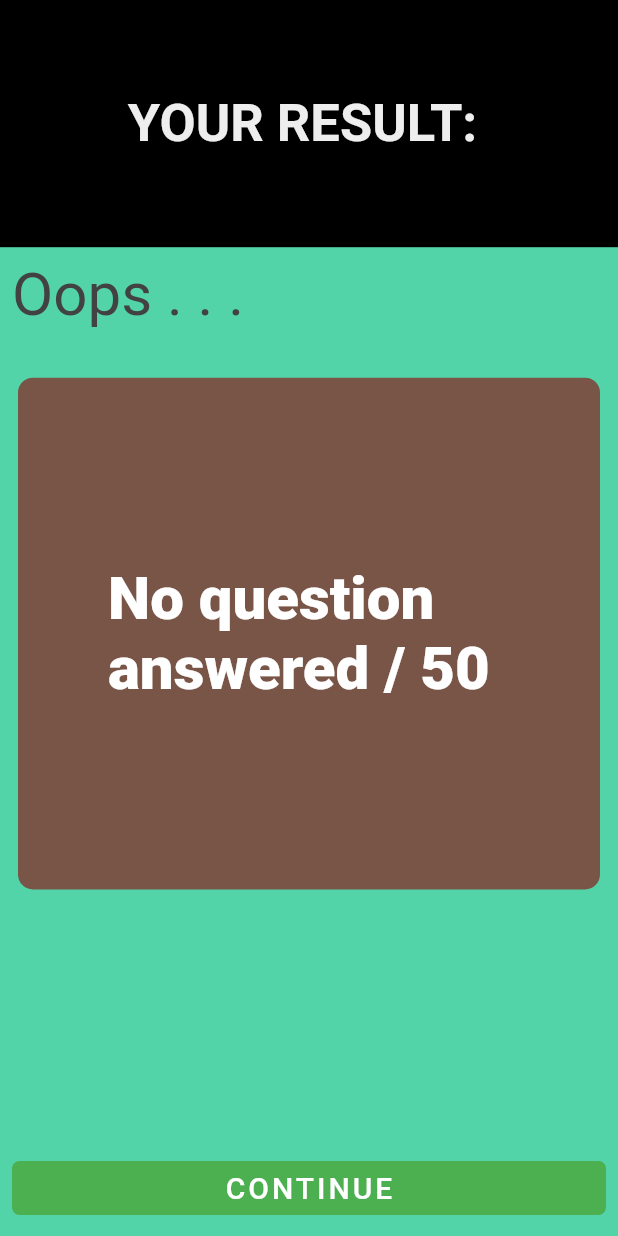
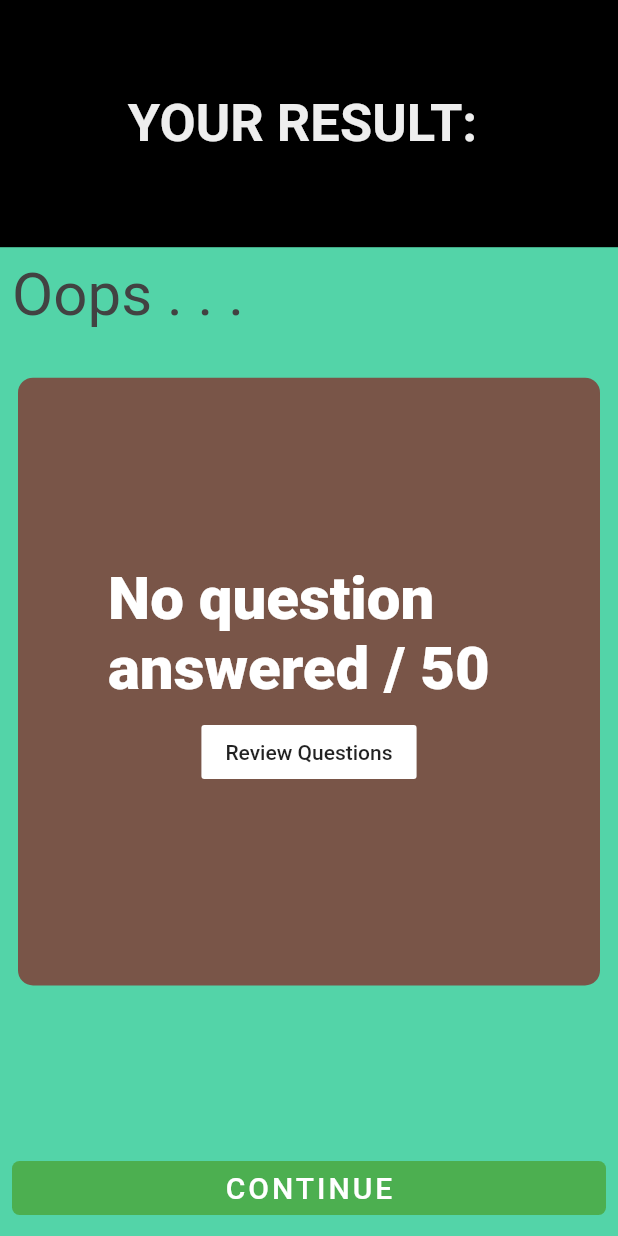
Before and after one commit to wisdom209/O-Level-Quiz-App, a Flutter app: the Questions screen opened directly, after a tap on "Done", on a phone screen of 412 x 824 dp. Run offline on Flutter 3.47's test engine with Material 2 defaults, Android fonts, the phone set to English and light mode, and no system bars; our stand-ins replace flutter_svg, get, google_fonts, hive, hive_flutter; missing offline and left inert: countdown_flutter, flutter_math, flutter_tex; accounts and stored records are empty; generated files the repository leaves out were written again; network calls fail; project files that could hold a hidden picture were left out.

Commit message:
Added review exercise questions

```diff
--- a/quiz_app/lib/Components/ProgressContainer.dart
+++ b/quiz_app/lib/Components/ProgressContainer.dart
@@ -90,7 +90,7 @@ class _ProgressContainerState extends State<ProgressContainer> {
                                 "Exam Mode",
                                 style: TextStyle(
                                     fontWeight: FontWeight.bold,
-                                    fontStyle: FontStyle.italic,
+                                    fontStyle: FontStyle.normal,
                                     fontSize: 25),
                               )),
                         ),
--- a/quiz_app/lib/Screens/Home.dart
+++ b/quiz_app/lib/Screens/Home.dart
@@ -23,7 +23,6 @@ class _HomeState extends State<Home> {
     super.initState();
     HiveManipulation().init();
     HiveManipulation().register();
-
     Timer(Duration(seconds: 3), () {
       Get.offAll(SelectUser());
     });
--- a/quiz_app/lib/Screens/Questions.dart
+++ b/quiz_app/lib/Screens/Questions.dart
@@ -171,32 +171,17 @@ class _QuestionsState extends State<Questions>
                 );
               } else if (snapshot.hasData) {
                 var questionData = jsonDecode(snapshot.data.toString());
-                BusinessLogicClass().getTheQuestionsRequested(
-                    questionData: questionData, year: year);
 
-                //TODO: FOR REVIEW; A FUTURE IMPLEMENTATION
-                // if (BusinessLogicClass()
-                //         .getTheQuestionsRequested(
-                //             questionData: questionData, year: year)
-                //         .length <
-                //     1) {
-                //   return Center(
-                //     child: Text("No questions to review"),
-                //   );
-                // }
-                // print(_questionControllerInstance.subjectedSelected.value);
+                var questionsRequested = BusinessLogicClass()
+                    .getTheQuestionsRequested(
+                        questionData: questionData, year: year);
 
                 return Container(
                   child: ListView.builder(
                     addAutomaticKeepAlives: true,
                     addRepaintBoundaries: true,
-                    itemCount: BusinessLogicClass()
-                        .getTheQuestionsRequested(
-                            questionData: questionData, year: year)
-                        .length,
-                    itemBuilder: (context, index) => BusinessLogicClass()
-                        .getTheQuestionsRequested(
-                            questionData: questionData, year: year)[index],
+                    itemCount: questionsRequested.length,
+                    itemBuilder: (context, index) => questionsRequested[index],
                   ),
                 );
               }
--- a/quiz_app/lib/Screens/ResultScreen.dart
+++ b/quiz_app/lib/Screens/ResultScreen.dart
@@ -1,13 +1,16 @@
 import 'package:flutter/material.dart';
 import 'package:get/get.dart';
 import 'package:get/route_manager.dart';
+import 'package:quiz_app/GetController/QuestionController.dart';
 
 import '../Constants/AppConstants.dart';
 import '../businessLogic/BusinessLogicClass.dart';
 import 'Dashboard.dart';
+import 'Questions.dart';
 
 class ResultScreen extends StatelessWidget {
   //const ResultScreen({Key key}) : super(key: key);
+  final QuestionController _questionControllerInstance = Get.find();
 
   @override
   Widget build(BuildContext context) {
@@ -84,18 +87,19 @@ class ResultScreen extends StatelessWidget {
                       ),
 
                       //TODO: Review the Questions like a study
-                      // Padding(
-                      //   padding: const EdgeInsets.all(8.0),
-                      //   child: FlatButton(
-                      //     onPressed: () {
-                      //       _questionControllerInstance.isExam.value = false;
-                      //       _questionControllerInstance.isReview.value = true;
-                      //       Get.offAll(Questions());
-                      //     },
-                      //     child: Text("Review Questions"),
-                      //     color: Colors.white,
-                      //   ),
-                      //)
+                      Padding(
+                        padding: const EdgeInsets.all(8.0),
+                        child: FlatButton(
+                          onPressed: () {
+                            _questionControllerInstance.isExam.value = false;
+
+                            _questionControllerInstance.isReview.value = true;
+                            Get.offAll(Questions());
+                          },
+                          child: Text("Review Questions"),
+                          color: Colors.white,
+                        ),
+                      )
                     ],
                   ),
                 ),
--- a/quiz_app/pubspec.yaml
+++ b/quiz_app/pubspec.yaml
@@ -25,9 +25,6 @@ dependencies:
     sdk: flutter
   flutter_svg:
   get:
-  firebase_auth: ^0.20.0+1
-  cloud_firestore: ^0.16.0
-  firebase_core: ^0.7.0
   flutter_tex: ^3.6.7+10
   http: ^0.12.2
   countdown_flutter: ^0.1.2
```
Also changed, not shown: quiz_app/lib/businessLogic/BusinessLogicClass.dart (+9 -36 lines), quiz_app/pubspec.lock.
